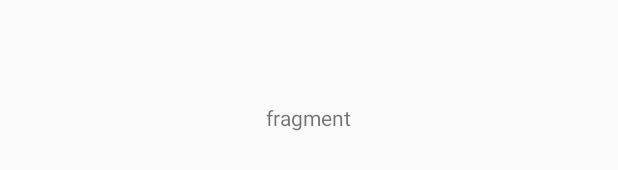
After one commit to applicationsARworks2017/PRConnectIIIT-djena, an Android app: the layout fragmenttab1.xml on its own in the app's theme, with its tools: preview values and no code run, on a phone screen of 412 x 824 dp. The commit adds this screen. Shown: the part 500-670 px from the top of the screen. Run offline under Robolectric (Android 15) with nearby library versions, the phone set to English and light mode, and no system bars.

Commit message:
working on tab

```diff
--- a/app/src/main/AndroidManifest.xml
+++ b/app/src/main/AndroidManifest.xml
@@ -111,6 +111,10 @@
             android:name="com.iiit.amaresh.demotrack.Activity.AlluserList"
             android:label="AllUser"
             android:parentActivityName="com.iiit.amaresh.demotrack.Activity.Home" />
+        <activity
+            android:name="com.iiit.amaresh.demotrack.Activity.OnlineOflineActivity"
+            android:label="AllUser"
+            android:parentActivityName="com.iiit.amaresh.demotrack.Activity.Home" />
     </application>
 
 </manifest>
--- a/app/src/main/java/com/iiit/amaresh/demotrack/Activity/Home.java
+++ b/app/src/main/java/com/iiit/amaresh/demotrack/Activity/Home.java
@@ -20,13 +20,11 @@ import android.support.v4.view.GravityCompat;
 import android.support.v4.widget.DrawerLayout;
 import android.support.v7.app.ActionBarDrawerToggle;
 import android.support.v7.app.AlertDialog;
-import android.support.v7.widget.CardView;
 import android.util.Log;
 import android.view.LayoutInflater;
 import android.view.MenuItem;
 import android.view.View;
 import android.widget.LinearLayout;
-import android.widget.RelativeLayout;
 import android.widget.TextView;
 import android.widget.Toast;
 
@@ -152,7 +150,7 @@ public class  Home extends BaseActivity implements NavigationView.OnNavigationIt
         galary.setOnClickListener(new View.OnClickListener() {
             @Override
             public void onClick(View v) {
-                Intent i=new Intent(Home.this,GalaryActivity.class);
+                Intent i=new Intent(Home.this,OnlineOflineActivity.class);
                 startActivity(i);
             }
         });
--- a/app/src/main/res/layout/activity_online_ofline.xml
+++ b/app/src/main/res/layout/activity_online_ofline.xml
@@ -23,6 +23,11 @@
                 app:popupTheme="@style/AppTheme.PopupOverlay" />
 
         </android.support.design.widget.AppBarLayout>
+
+        <FrameLayout xmlns:android="http://schemas.android.com/apk/res/android"
+            android:id="@+id/fragment_container"
+            android:layout_width="match_parent"
+            android:layout_height="match_parent" />
     </android.support.design.widget.CoordinatorLayout>
 
 </RelativeLayout>
--- /dev/null
+++ b/app/src/main/res/layout/fragmenttab1.xml
@@ -0,0 +1,14 @@
+<?xml version="1.0" encoding="utf-8"?>
+<RelativeLayout xmlns:android="http://schemas.android.com/apk/res/android"
+    xmlns:tools="http://schemas.android.com/tools"
+    android:layout_width="match_parent"
+    android:layout_height="match_parent" >
+
+    <TextView
+        android:layout_width="wrap_content"
+        android:layout_height="wrap_content"
+        android:layout_centerHorizontal="true"
+        android:layout_centerVertical="true"
+        android:text="fragment" />
+
+</RelativeLayout>
```
Also changed, not shown: app/src/main/java/com/iiit/amaresh/demotrack/Activity/OnlineOflineActivity.java (+3 -4 lines), app/src/main/java/com/iiit/amaresh/demotrack/Tabs/GalleryFragment.java (+27 -0 lines), app/src/main/java/com/iiit/amaresh/demotrack/Tabs/OflineAssetGalleryFragment.java (+13 -2 lines), app/src/main/java/com/iiit/amaresh/demotrack/Tabs/OnlineAssetGalleryFragment.java (+12 -3 lines), app/src/main/res/layout/fragmenttab2.xml (added, +14 -0 lines), 3 other files.
